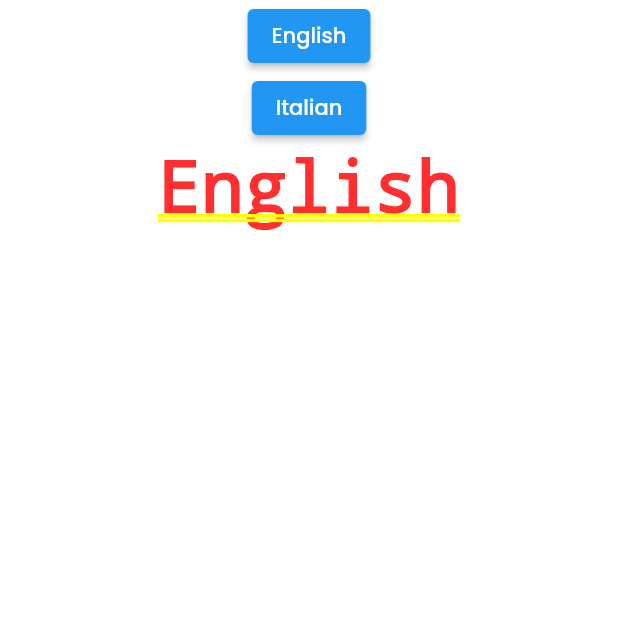
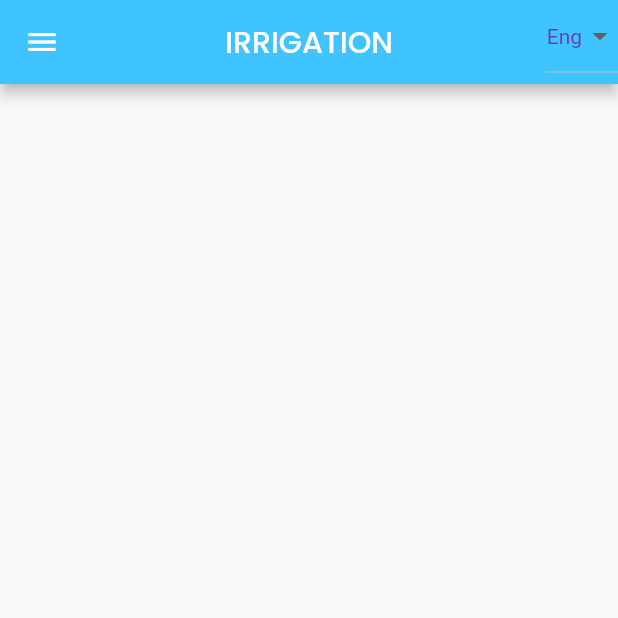
Before and after one commit to suleyman735/irrigoptimal, a Flutter app: the screen it shows after launch, on a phone screen of 412 x 824 dp, the top half of it. Run offline on Flutter 3.47's test engine with Material 2 defaults, Android fonts, the phone set to English and light mode, and no system bars; generated files the repository leaves out were written again.

Commit message:
Language and Homepage

```diff
--- a/lib/Screens/home_page.dart
+++ b/lib/Screens/home_page.dart
@@ -1,23 +1,90 @@
 import 'package:flutter/material.dart';
 import 'package:flutter_gen/gen_l10n/app_localizations.dart';
 
-class HomePage extends StatelessWidget {
-  const HomePage({Key? key}) : super(key: key);
+const List<String> LanguageItems = <String>['Eng', 'It'];
+
+class MyHomePage extends StatelessWidget {
+  const MyHomePage({Key? key}) : super(key: key);
 
   @override
   Widget build(BuildContext context) {
     return Scaffold(
       appBar: AppBar(
-          title: Text(
-        'IrrigOptimal',
+        backgroundColor: Colors.lightBlueAccent,
+
+        title: const Text('IRRIGATION'),
+        centerTitle: true,
+        actions: [const LanguageItemsFucntion()],
+        // [
+        //   PopupMenuButton<MenuItem>(
+        //       itemBuilder: (context) =>
+        //           [...MenuLanguageItems.itemFirst.map().toList()])
+        // ],
+        // ),
+        // body: Container(
+        //   child: Column(
+        //     children: [
+        //       Text(AppLocalizations.of(context)!.language),
+        //     ],
+        //   ),
+      ),
+      drawer: Drawer(
+          child: ListView(
+        children: [
+          const DrawerHeader(child: Center(child: Text('Irri Optimal '))),
+          ListTile(
+            title: const Text('Item 1'),
+            onTap: () {
+              // Update the state of the app
+              // ...
+              // Then close the drawer
+              Navigator.pop(context);
+            },
+          ),
+          ListTile(
+            title: const Text('Item 2'),
+            onTap: () {
+              // Update the state of the app
+              // ...
+              // Then close the drawer
+              Navigator.pop(context);
+            },
+          ),
+        ],
       )),
-      body: Container(
-        child: Column(
-          children: [
-            Text(AppLocalizations.of(context)!.language),
-          ],
-        ),
-      ),
     );
   }
 }
+
+class LanguageItemsFucntion extends StatefulWidget {
+  const LanguageItemsFucntion({super.key});
+
+  @override
+  State<LanguageItemsFucntion> createState() => _LanguageItemsFucntionState();
+}
+
+class _LanguageItemsFucntionState extends State<LanguageItemsFucntion> {
+  String dropdownValue = LanguageItems.first;
+
+  @override
+  Widget build(BuildContext context) {
+    return DropdownButton<String>(
+      value: dropdownValue,
+      // icon: const Icon(Icons.arrow_downward),
+      elevation: 16,
+      style: const TextStyle(color: Colors.deepPurple),
+      onChanged: (String? value) {
+        // This is called when the user selects an item.
+        setState(() {
+          dropdownValue = value!;
+        });
+      },
+      items: LanguageItems.map<DropdownMenuItem<String>>((String value) {
+        return DropdownMenuItem<String>(
+          value: value,
+          child: Text(value),
+        );
+      }).toList(),
+    );
+  }
+}
--- a/lib/main.dart
+++ b/lib/main.dart
@@ -7,15 +7,17 @@ import 'Screens/login.dart';
 import 'Widgets/register.dart';
 
 void main() {
-  runApp(const MyApp());
+  runApp(MyApp());
 }
 
 class MyApp extends StatefulWidget {
-  const MyApp({Key? key}) : super(key: key);
+  MyApp({Key? key}) : super(key: key);
 
   @override
   State<MyApp> createState() => _MyAppState();
 }
+
+const _mariaName = 'Maria';
 
 class _MyAppState extends State<MyApp> {
   Locale? _locale;
@@ -23,6 +25,14 @@ class _MyAppState extends State<MyApp> {
   void setLocale(Locale locale) {
     setState(() {
       _locale = locale;
+    });
+  }
+
+  String _name = _mariaName;
+
+  void _changeName(String name) {
+    setState(() {
+      _name = name;
     });
   }
 
@@ -37,46 +47,140 @@ class _MyAppState extends State<MyApp> {
               .copyWith(secondary: const Color(0x2797FF))),
       localizationsDelegates: AppLocalizations.localizationsDelegates,
       supportedLocales: AppLocalizations.supportedLocales,
-      home: MyHomePage(setLocale),
+      home: MyHomePage(),
     );
   }
 }
+// MyHomePage(setLocale)
 
-class MyHomePage extends StatefulWidget {
-  const MyHomePage(this.setLocale, {super.key});
+// class MyHomePage extends StatefulWidget {
+//   MyHomePage(this.setLocale, {super.key});
+//
+//   final void Function(Locale locale) setLocale;
+//
+//   @override
+//   State<MyHomePage> createState() => _MyHomePageState();
+// }
+//
+// class _MyHomePageState extends State<MyHomePage> {
+//   @override
+//   Widget build(BuildContext context) {
+//     return Scaffold(
+//       appBar: AppBar(
+//         title: Text(AppLocalizations.of(context)!.initialMessage),
+//       ),
+//       body: SafeArea(
+//         child: Container(
+//           color: Theme.of(context).primaryColor,
+//           child: Column(children: [
+//             ElevatedButton(
+//               onPressed: () {
+//                 widget.setLocale(
+//                   Locale.fromSubtags(languageCode: 'en'),
+//                 );
+//               },
+//               child: Text('English'),
+//             ),
+//             ElevatedButton(
+//               onPressed: () {
+//                 widget.setLocale(
+//                   Locale.fromSubtags(languageCode: 'it'),
+//                 );
+//               },
+//               child: Text('Italian'),
+//             ),
+//             Text(AppLocalizations.of(context)!.language),
+//             Text(Localizations.localeOf(context).toString()),
+//           ]),
+//         ),
+//       ),
+//     );
+//   }
+// }
 
-  final void Function(Locale locale) setLocale;
-
-  @override
-  State<MyHomePage> createState() => _MyHomePageState();
-}
-
-class _MyHomePageState extends State<MyHomePage> {
-  @override
-  Widget build(BuildContext context) {
-    return SafeArea(
-      child: Container(
-        color: Theme.of(context).primaryColor,
-        child: Column(children: [
-          ElevatedButton(
-            onPressed: () {
-              widget.setLocale(
-                Locale.fromSubtags(languageCode: 'en'),
-              );
-            },
-            child: Text('English'),
-          ),
-          ElevatedButton(
-            onPressed: () {
-              widget.setLocale(
-                Locale.fromSubtags(languageCode: 'it'),
-              );
-            },
-            child: Text('Italian'),
-          ),
-          Text(AppLocalizations.of(context)!.language)
-        ]),
-      ),
-    );
-  }
-}
+// class MyApp extends StatelessWidget {
+//   static final String title = 'Dropdown Button';
+//
+//   @override
+//   Widget build(BuildContext context) => MaterialApp(
+//         debugShowCheckedModeBanner: false,
+//         title: title,
+//         theme: ThemeData(primarySwatch: Colors.deepOrange),
+//         home: MainPage(title: title),
+//       );
+// }
+//
+// class MainPage extends StatefulWidget {
+//   final String title;
+//
+//   const MainPage({
+//     required this.title,
+//   });
+//
+//   @override
+//   _MainPageState createState() => _MainPageState();
+// }
+//
+// class NewObject {
+//   final String title;
+//   final IconData icon;
+//
+//   NewObject(this.title, this.icon);
+// }
+//
+// class _MainPageState extends State<MainPage> {
+//   static final List<NewObject> items = <NewObject>[
+//     NewObject('Apple', Icons.access_alarms),
+//     NewObject('Banana', Icons.mail),
+//     NewObject('Orange', Icons.account_balance_wallet),
+//     NewObject('Other Fruit', Icons.account_box),
+//   ];
+//   NewObject value = items.first;
+//
+//   @override
+//   Widget build(BuildContext context) => Scaffold(
+//         backgroundColor: Colors.black,
+//         appBar: AppBar(
+//           title: Text(widget.title),
+//         ),
+//         body: Center(
+//           child: buildDropdown(),
+//         ),
+//       );
+//
+//   Widget buildDropdown() => Container(
+//         width: 200,
+//         padding: const EdgeInsets.symmetric(horizontal: 12, vertical: 4),
+//         decoration: BoxDecoration(
+//           borderRadius: BorderRadius.circular(12),
+//           color: Colors.white,
+//           border: Border.all(color: Colors.deepOrange, width: 4),
+//         ),
+//         child: DropdownButtonHideUnderline(
+//           child: DropdownButton<NewObject>(
+//             value: value, // currently selected item
+//             items: items
+//                 .map((item) => DropdownMenuItem<NewObject>(
+//                       child: Row(
+//                         children: [
+//                           Icon(item.icon),
+//                           const SizedBox(width: 8),
+//                           Text(
+//                             item.title,
+//                             style: TextStyle(
+//                               fontWeight: FontWeight.bold,
+//                               fontSize: 20,
+//                             ),
+//                           ),
+//                         ],
+//                       ),
+//                       value: item,
+//                     ))
+//                 .toList(),
+//             onChanged: (value) => setState(() {
+//               this.value = value!;
+//             }),
+//           ),
+//         ),
+//       );
+// }
```
Also changed, not shown: lib/l10n/app_en.arb (+18 -1 lines), lib/l10n/app_it.arb (+18 -1 lines).
